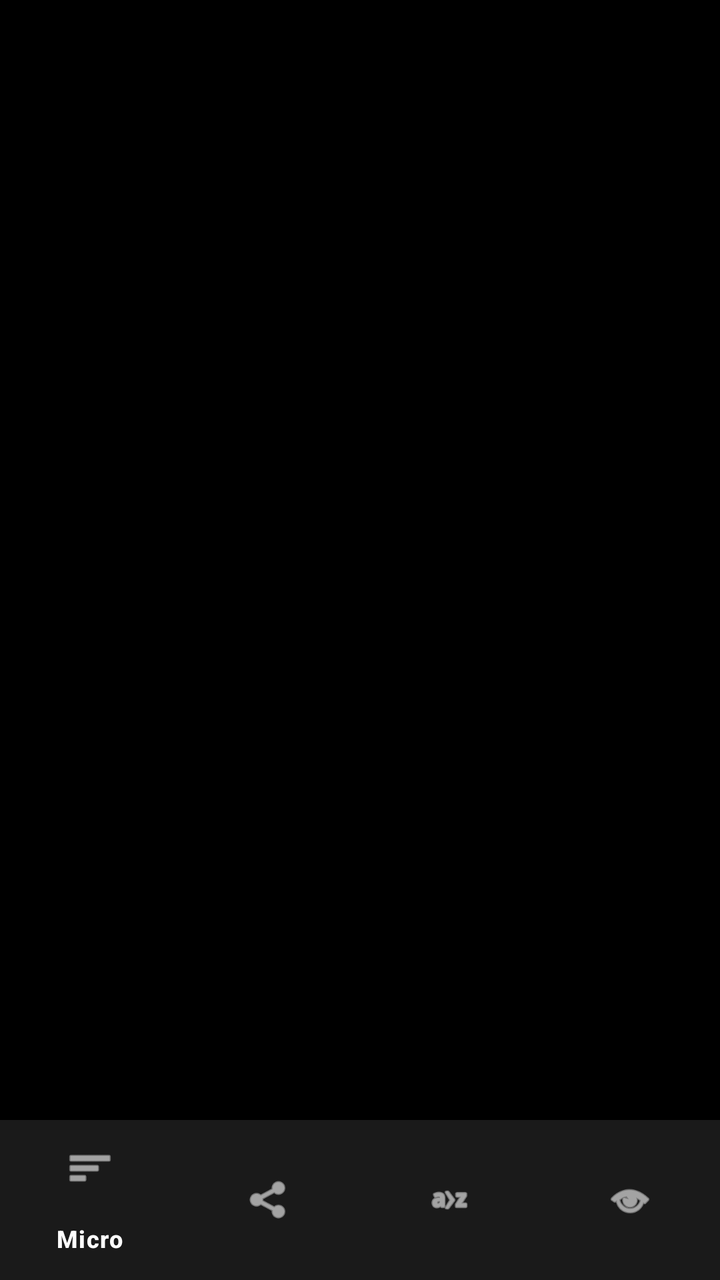
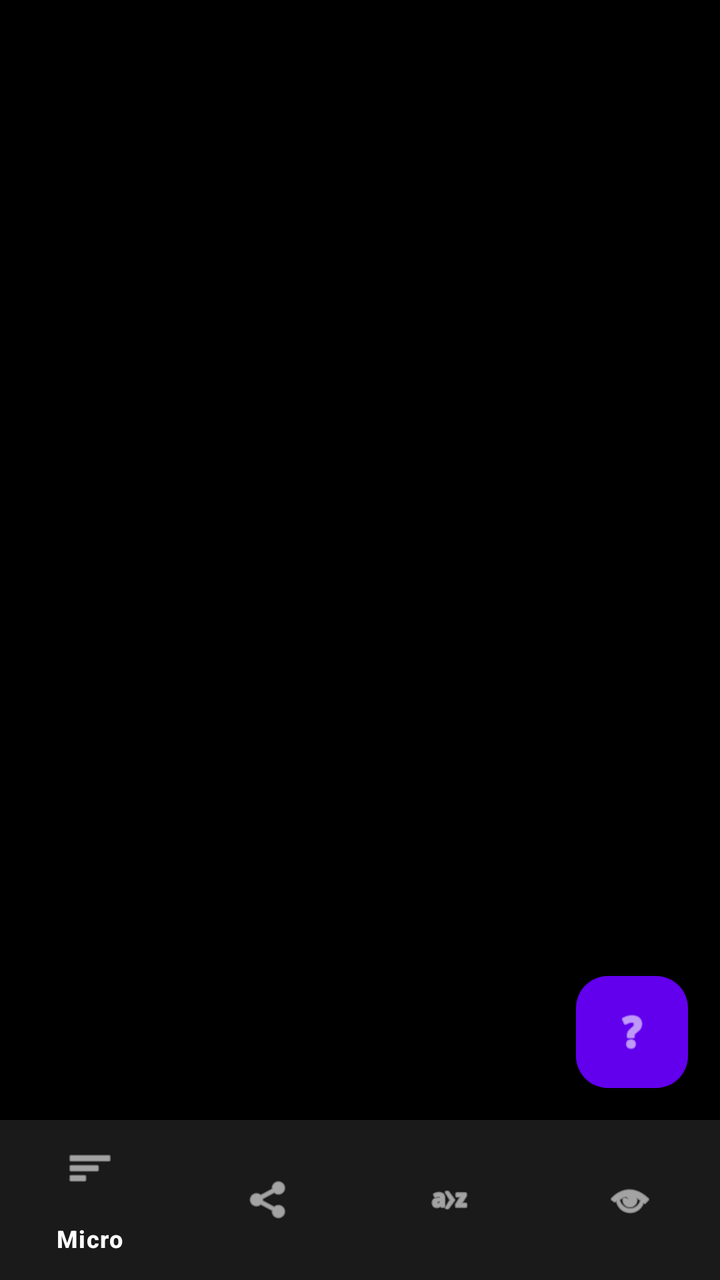

An Android layout rendered at two revisions. The XML below is the earlier revision; the diff shows what the commit changed to produce the second picture.
<!-- AndroidManifest.xml: application theme Theme.QuantTrack -->
<!-- res/layout/activity_main.xml -->
<?xml version="1.0" encoding="utf-8"?>
<RelativeLayout xmlns:android="http://schemas.android.com/apk/res/android"
xmlns:app="http://schemas.android.com/apk/res-auto"
android:layout_width="match_parent"
android:layout_height="match_parent"
android:background="#000000">

<androidx.fragment.app.FragmentContainerView
    android:id="@+id/fragment_container"
    android:layout_width="match_parent"
    android:layout_height="match_parent"
    android:layout_above="@id/bottom_navigation" />

<com.google.android.material.bottomnavigation.BottomNavigationView
    android:id="@+id/bottom_navigation"
    android:layout_width="match_parent"
    android:layout_height="wrap_content"
    android:layout_alignParentBottom="true"
    android:background="#1A1A1A"
    app:itemIconTint="@color/white"
    app:itemTextColor="@color/white"
    app:menu="@menu/bottom_nav_menu" />

</RelativeLayout>
<!-- resources referenced by this layout -->
<resources>
  <color name="white">#FFFFFFFF</color>
  <style name="Theme.QuantTrack" parent="Base.Theme.QuantTrack" />
  <style name="Base.Theme.QuantTrack" parent="Theme.Material3.DayNight.NoActionBar">
          
          
      </style>
</resources>

<!-- the commit's change to res/layout/activity_main.xml (unified diff, before → after) -->
@@ -5,13 +5,14 @@
 android:layout_height="match_parent"
 android:background="#000000">
 
-<androidx.fragment.app.FragmentContainerView
-    android:id="@+id/fragment_container"
-    android:layout_width="match_parent"
-    android:layout_height="match_parent"
-    android:layout_above="@id/bottom_navigation" />
+    <androidx.fragment.app.FragmentContainerView
+        android:id="@+id/fragment_container"
+        android:layout_width="match_parent"
+        android:layout_height="match_parent"
+        android:layout_above="@id/bottom_navigation"
+        android:layout_marginBottom="0dp" />
 
-<com.google.android.material.bottomnavigation.BottomNavigationView
+    <com.google.android.material.bottomnavigation.BottomNavigationView
     android:id="@+id/bottom_navigation"
     android:layout_width="match_parent"
     android:layout_height="wrap_content"
@@ -21,4 +22,18 @@
     app:itemTextColor="@color/white"
     app:menu="@menu/bottom_nav_menu" />
 
+    <com.google.android.material.floatingactionbutton.FloatingActionButton
+        android:id="@+id/fabGemini"
+        android:layout_width="wrap_content"
+        android:layout_height="wrap_content"
+        android:layout_above="@id/bottom_navigation"
+        android:layout_alignParentEnd="true"
+        android:layout_margin="16dp"
+        android:layout_marginStart="16dp"
+        android:layout_marginTop="16dp"
+        android:layout_marginEnd="31dp"
+        android:layout_marginBottom="291dp"
+        android:src="@android:drawable/ic_menu_help"
+        app:backgroundTint="#6200EE"
+        app:tint="#FFFFFF" />
 </RelativeLayout>
